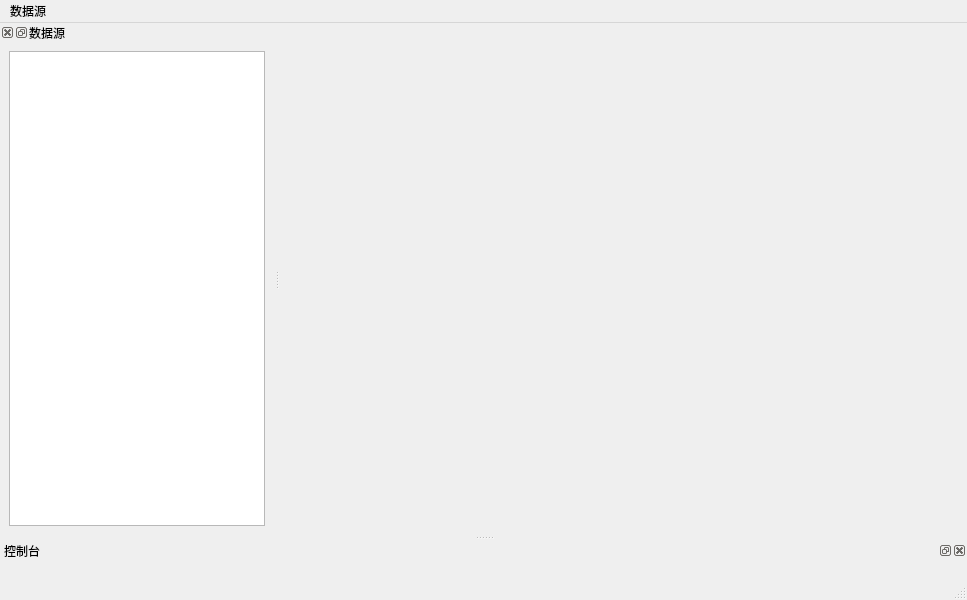
Before: the Qt Designer form ringz.ui in caoaolong/ringz, drawn with Qt 5.
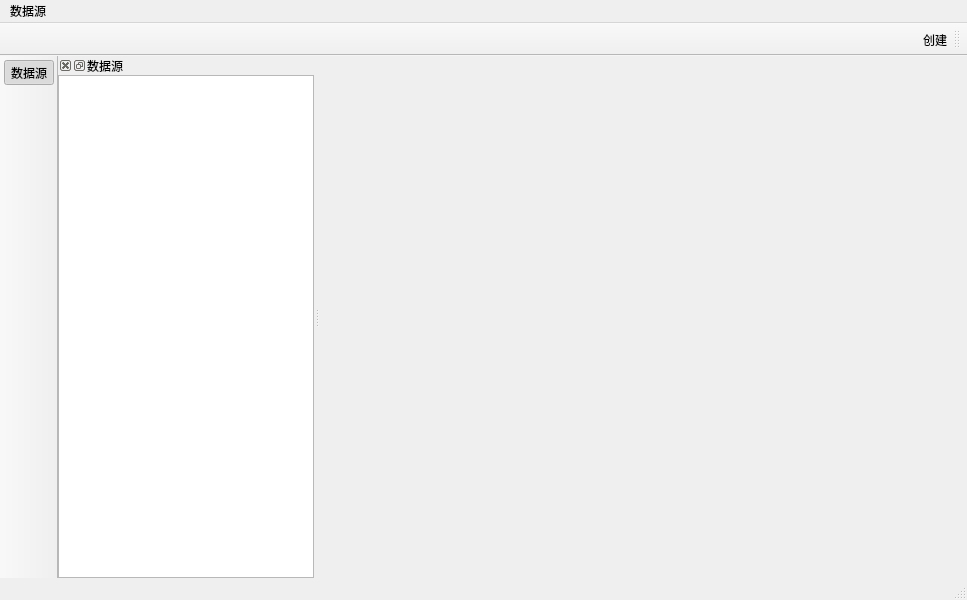
After: the same form once the commit is applied. Icons and pictures are not drawn.

Commit message: 显示数据源信息

What changed in the file:
```diff
--- a/ringz.ui
+++ b/ringz.ui
@@ -13,12 +13,33 @@
   <property name="windowTitle">
    <string>Ringz</string>
   </property>
+  <property name="toolButtonStyle">
+   <enum>Qt::ToolButtonIconOnly</enum>
+  </property>
+  <property name="tabShape">
+   <enum>QTabWidget::Rounded</enum>
+  </property>
   <widget class="QWidget" name="centralwidget">
    <layout class="QHBoxLayout" name="horizontalLayout">
+    <property name="leftMargin">
+     <number>0</number>
+    </property>
+    <property name="topMargin">
+     <number>0</number>
+    </property>
+    <property name="rightMargin">
+     <number>0</number>
+    </property>
+    <property name="bottomMargin">
+     <number>0</number>
+    </property>
     <item>
      <widget class="QStackedWidget" name="stackedWidget">
-      <widget class="QWidget" name="page"/>
-      <widget class="QWidget" name="page_2"/>
+      <property name="currentIndex">
+       <number>1</number>
+      </property>
+      <widget class="QWidget" name="table"/>
+      <widget class="QWidget" name="editor"/>
      </widget>
     </item>
    </layout>
@@ -40,13 +61,9 @@
    </widget>
    <addaction name="menu"/>
   </widget>
-  <widget class="QStatusBar" name="statusbar"/>
-  <widget class="QDockWidget" name="leftDock">
-   <property name="minimumSize">
-    <size>
-     <width>120</width>
-     <height>117</height>
-    </size>
+  <widget class="QDockWidget" name="dbDock">
+   <property name="acceptDrops">
+    <bool>false</bool>
    </property>
    <property name="layoutDirection">
     <enum>Qt::RightToLeft</enum>
@@ -57,13 +74,37 @@
    <attribute name="dockWidgetArea">
     <number>1</number>
    </attribute>
-   <widget class="QWidget" name="dockWidgetContents">
-    <layout class="QVBoxLayout" name="verticalLayout">
+   <widget class="QWidget" name="dbDockContent">
+    <layout class="QHBoxLayout" name="horizontalLayout_2">
+     <property name="leftMargin">
+      <number>0</number>
+     </property>
+     <property name="topMargin">
+      <number>0</number>
+     </property>
+     <property name="rightMargin">
+      <number>0</number>
+     </property>
+     <property name="bottomMargin">
+      <number>0</number>
+     </property>
      <item>
-      <widget class="QTreeWidget" name="dsTree">
+      <widget class="QTreeWidget" name="dbTree">
        <property name="layoutDirection">
         <enum>Qt::LeftToRight</enum>
        </property>
+       <property name="styleSheet">
+        <string notr="true">QTreeWidget {
+	background: none;
+}
+
+QTreeWidgetItem {
+	background: none;
+}</string>
+       </property>
+       <property name="textElideMode">
+        <enum>Qt::ElideLeft</enum>
+       </property>
        <property name="headerHidden">
         <bool>true</bool>
        </property>
@@ -77,17 +118,55 @@
     </layout>
    </widget>
   </widget>
-  <widget class="QDockWidget" name="bottomDock">
+  <widget class="QToolBar" name="viewBar">
    <property name="windowTitle">
-    <string>控制台</string>
+    <string>toolBar</string>
    </property>
-   <attribute name="dockWidgetArea">
-    <number>8</number>
+   <property name="movable">
+    <bool>false</bool>
+   </property>
+   <property name="iconSize">
+    <size>
+     <width>24</width>
+     <height>24</height>
+    </size>
+   </property>
+   <property name="floatable">
+    <bool>false</bool>
+   </property>
+   <attribute name="toolBarArea">
+    <enum>LeftToolBarArea</enum>
    </attribute>
-   <widget class="QWidget" name="dockWidgetContents_5">
-    <layout class="QVBoxLayout" name="verticalLayout_2"/>
-   </widget>
+   <attribute name="toolBarBreak">
+    <bool>false</bool>
+   </attribute>
+   <addaction name="actionDsView"/>
   </widget>
+  <widget class="QToolBar" name="toolBar">
+   <property name="windowTitle">
+    <string>toolBar</string>
+   </property>
+   <property name="layoutDirection">
+    <enum>Qt::RightToLeft</enum>
+   </property>
+   <property name="allowedAreas">
+    <set>Qt::AllToolBarAreas</set>
+   </property>
+   <property name="iconSize">
+    <size>
+     <width>16</width>
+     <height>16</height>
+    </size>
+   </property>
+   <attribute name="toolBarArea">
+    <enum>TopToolBarArea</enum>
+   </attribute>
+   <attribute name="toolBarBreak">
+    <bool>false</bool>
+   </attribute>
+   <addaction name="actionCreate"/>
+  </widget>
+  <widget class="QStatusBar" name="statusBar"/>
   <action name="actionCreate">
    <property name="icon">
     <iconset resource="ringz.qrc">
@@ -100,6 +179,27 @@
     <string>创建数据源</string>
    </property>
   </action>
+  <action name="actionDsView">
+   <property name="checkable">
+    <bool>true</bool>
+   </property>
+   <property name="checked">
+    <bool>true</bool>
+   </property>
+   <property name="icon">
+    <iconset resource="ringz.qrc">
+     <normaloff>:/ui/icons/database.png</normaloff>:/ui/icons/database.png</iconset>
+   </property>
+   <property name="text">
+    <string>数据源</string>
+   </property>
+   <property name="toolTip">
+    <string>数据源</string>
+   </property>
+   <property name="menuRole">
+    <enum>QAction::NoRole</enum>
+   </property>
+  </action>
  </widget>
  <resources>
   <include location="ringz.qrc"/>
```
Left out of the diff: 5 changed lines with no effect on the pictures. The commit also changes 18 other files.
